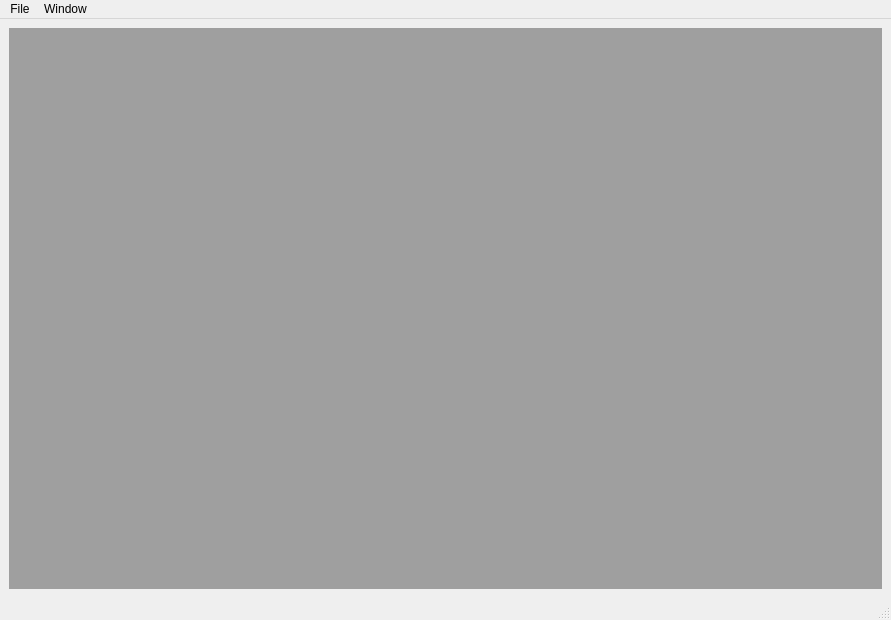
The window that MDI/UI/MDI_MainWindow.ui (Berchie/astm-senaite) describes before a commit, drawn with Qt 5.
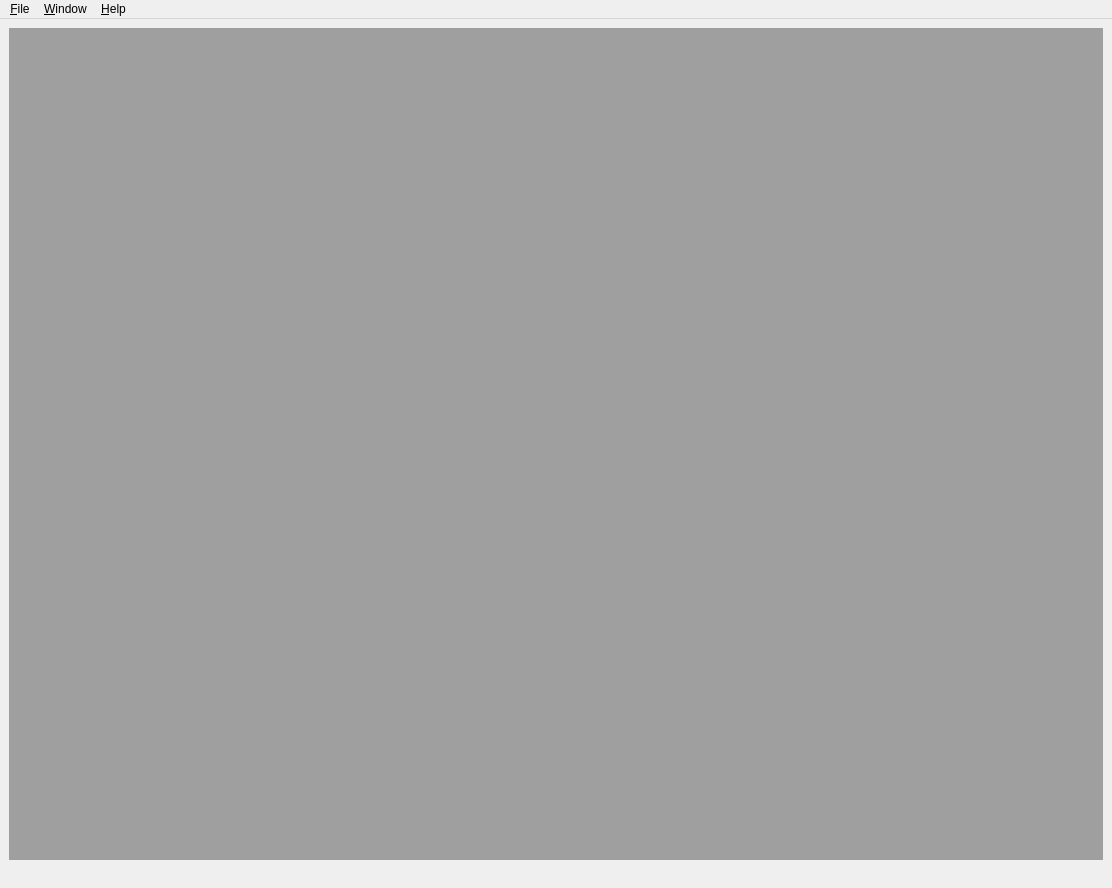
The same window after the commit. Icons and pictures are not drawn.

Commit message: putting everything together to mdi window

```diff
--- a/MDI/UI/MDI_MainWindow.ui
+++ b/MDI/UI/MDI_MainWindow.ui
@@ -6,8 +6,8 @@
    <rect>
     <x>0</x>
     <y>0</y>
-    <width>891</width>
-    <height>620</height>
+    <width>1112</width>
+    <height>888</height>
    </rect>
   </property>
   <property name="windowTitle">
@@ -17,6 +17,9 @@
    <layout class="QVBoxLayout" name="verticalLayout">
     <item>
      <widget class="QMdiArea" name="child_mdi_area">
+      <property name="lineWidth">
+       <number>1</number>
+      </property>
       <property name="verticalScrollBarPolicy">
        <enum>Qt::ScrollBarPolicy::ScrollBarAsNeeded</enum>
       </property>
@@ -32,13 +35,13 @@
     <rect>
      <x>0</x>
      <y>0</y>
-     <width>891</width>
+     <width>1112</width>
      <height>19</height>
     </rect>
    </property>
    <widget class="QMenu" name="menuFile">
     <property name="title">
-     <string>File</string>
+     <string>&amp;File</string>
     </property>
     <addaction name="actionNew"/>
     <addaction name="separator"/>
@@ -46,14 +49,34 @@
    </widget>
    <widget class="QMenu" name="menuWindow">
     <property name="title">
-     <string>Window</string>
+     <string>&amp;Window</string>
     </property>
+    <addaction name="close_window_act"/>
+    <addaction name="close_all_windows_act"/>
+    <addaction name="separator"/>
+    <addaction name="cascade_act"/>
+    <addaction name="tile_act"/>
+    <addaction name="separator"/>
+   </widget>
+   <widget class="QMenu" name="menuHelp">
+    <property name="title">
+     <string>&amp;Help</string>
+    </property>
+    <addaction name="about_act"/>
    </widget>
    <addaction name="menuFile"/>
    <addaction name="menuWindow"/>
+   <addaction name="menuHelp"/>
   </widget>
-  <widget class="QStatusBar" name="statusbar"/>
-  <action name="actionNew">
+  <widget class="QStatusBar" name="mdi_main_window_statusbar">
+   <property name="sizeGripEnabled">
+    <bool>false</bool>
+   </property>
+  </widget>
+  <action name="new_act">
+   <property name="icon">
+    <iconset theme="QIcon::ThemeIcon::DocumentNew"/>
+   </property>
    <property name="text">
     <string>New</string>
    </property>
```
Left out of the diff: 110 changed lines with no effect on the pictures. The commit also changes 7 other files.
